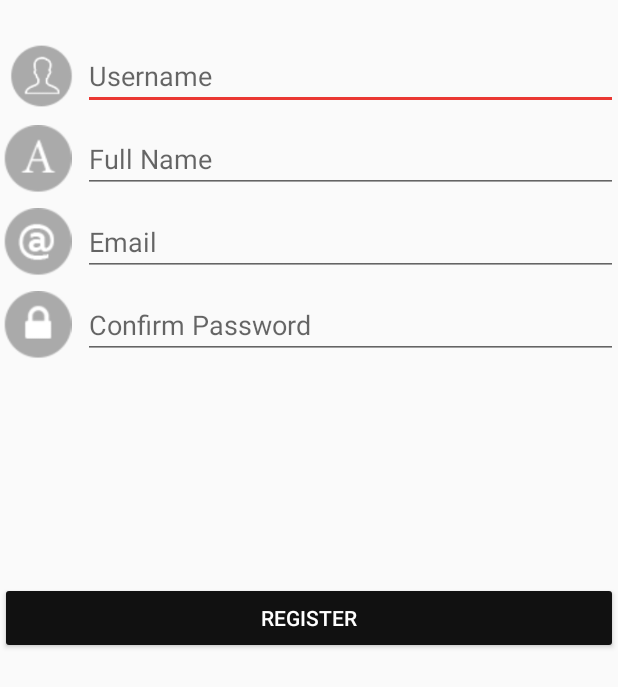
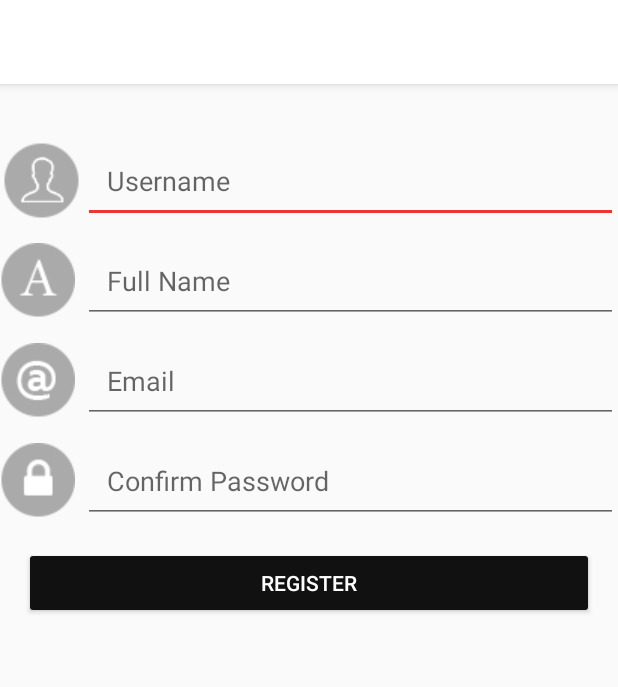
Before and after one commit to 0356536500/Family_Recipes2, an Android app: the layout activity_register.xml on its own in the app's theme, with its tools: preview values and no code run, on a phone screen of 412 x 824 dp. Shown: the top 687 px of the screen. Run offline under Robolectric (Android 15) with nearby library versions, the phone set to English and light mode, and no system bars; network calls fail.

```diff
--- a/app/src/main/java/com/myapps/ron/family_recipes/RegisterActivity.java
+++ b/app/src/main/java/com/myapps/ron/family_recipes/RegisterActivity.java
@@ -3,6 +3,7 @@ package com.myapps.ron.family_recipes;
 import android.content.Intent;
 import android.support.v7.app.AppCompatActivity;
 import android.os.Bundle;
+import android.support.v7.widget.Toolbar;
 import android.util.Log;
 import android.view.View;
 import android.widget.Button;
@@ -46,6 +47,9 @@ public class RegisterActivity extends AppCompatActivity {
         editPassword = findViewById(R.id.register_email);
         editEmail = findViewById(R.id.register_email);
 
+        Toolbar toolbar = findViewById(R.id.toolbar);
+        setSupportActionBar(toolbar);
+        setTitle("Register");
         register = findViewById(R.id.register_button);
 
         register.setOnClickListener(new View.OnClickListener() {
--- a/app/src/main/res/layout/activity_register.xml
+++ b/app/src/main/res/layout/activity_register.xml
@@ -2,15 +2,21 @@
 <RelativeLayout xmlns:android="http://schemas.android.com/apk/res/android"
     xmlns:tools="http://schemas.android.com/tools"
     android:layout_width="match_parent"
-    android:layout_height="match_parent">
+    android:layout_height="match_parent"
+    tools:context=".RegisterActivity"
+    >
+
+    <include layout="@layout/toolbar"
+        android:id="@+id/register_include_toolbar" />
 
     <EditText
+        android:padding="@dimen/activity_vertical_margin"
         android:layout_width="wrap_content"
         android:layout_height="wrap_content"
         android:inputType="text"
         android:id="@+id/register_username"
-        android:layout_alignParentTop="true"
-        android:layout_marginTop="28dp"
+        android:layout_below="@id/register_include_toolbar"
+        android:layout_marginTop="36dp"
         android:layout_alignParentRight="true"
         android:layout_alignParentEnd="true"
         android:hint="Username"
@@ -18,6 +24,7 @@
         android:layout_toEndOf="@+id/register_imageView_username" />
 
     <EditText
+        android:padding="@dimen/activity_vertical_margin"
         android:layout_width="wrap_content"
         android:layout_height="wrap_content"
         android:inputType="text"
@@ -31,6 +38,7 @@
         android:layout_toEndOf="@+id/register_imageView_username" />
 
     <EditText
+        android:padding="@dimen/activity_vertical_margin"
         android:layout_width="wrap_content"
         android:layout_height="wrap_content"
         android:inputType="textEmailAddress"
@@ -45,6 +53,7 @@
         android:layout_alignStart="@+id/register_fullname" />
 
     <EditText
+        android:padding="@dimen/activity_vertical_margin"
         android:layout_width="wrap_content"
         android:layout_height="wrap_content"
         android:inputType="textVisiblePassword"
@@ -59,6 +68,7 @@
         android:layout_alignStart="@+id/register_email" />
 
     <Button
+        android:layout_margin="@dimen/activity_vertical_margin"
         android:layout_width="wrap_content"
         android:layout_height="wrap_content"
         android:text="REGISTER"
@@ -67,8 +77,8 @@
         android:layout_alignParentLeft="true"
         android:layout_alignParentStart="true"
         android:layout_alignRight="@+id/register_password"
-        android:layout_alignEnd="@+id/register_password"
-        android:backgroundTint="@color/colorPrimary"
+        android:layout_below="@+id/register_password"
+        android:backgroundTint="@color/colorPrimaryDark"
         android:textColor="#ffffff" />
 
     <ImageView
--- a/app/src/main/res/values/colors.xml
+++ b/app/src/main/res/values/colors.xml
@@ -1,8 +1,8 @@
 <?xml version="1.0" encoding="utf-8"?>
 
 <resources>
-    <color name="colorPrimary">#111</color>
-    <color name="colorPrimaryDark">#FFF</color>
+    <color name="colorPrimary">#FFF</color>
+    <color name="colorPrimaryDark">#111</color>
     <color name="colorAccent">#ea3732</color>
     <color name="contact_name">#333333</color>
     <color name="contact_number">#8c8c8c</color>
--- a/app/src/main/res/values/dimens.xml
+++ b/app/src/main/res/values/dimens.xml
@@ -5,4 +5,7 @@
     <dimen name="row_padding">10dp</dimen>
     <dimen name="contact_name">15dp</dimen>
     <dimen name="contact_number">12dp</dimen>
+
+    <dimen name="activity_horizontal_margin">16dp</dimen>
+    <dimen name="activity_vertical_margin">16dp</dimen>
 </resources>
--- a/app/src/main/res/values/styles.xml
+++ b/app/src/main/res/values/styles.xml
@@ -2,11 +2,14 @@
 
     <!-- Base application theme. -->
 
-    <style name="AppTheme" parent="Theme.AppCompat.Light">
+    <style name="AppTheme" parent="Theme.AppCompat.Light.NoActionBar">
         <!-- Customize your theme here. -->
         <item name="colorPrimary">@color/colorPrimary</item>
         <item name="colorPrimaryDark">@color/colorPrimaryDark</item>
         <item name="colorAccent">@color/colorAccent</item>
+        <item name="windowActionBar">false</item>
+        <item name="windowActionModeOverlay">true</item>
+        <item name="android:windowContentOverlay">@null</item>
     </style>
 
     <style name="AppTheme11" parent="Theme.AppCompat.Light.DarkActionBar">
```
Also changed, not shown: app/src/main/AndroidManifest.xml (+9 -5 lines), app/src/main/java/com/myapps/ron/family_recipes/SplashActivity.java (+32 -8 lines), app/src/main/res/values/app_urls.xml (+7 -3 lines).
